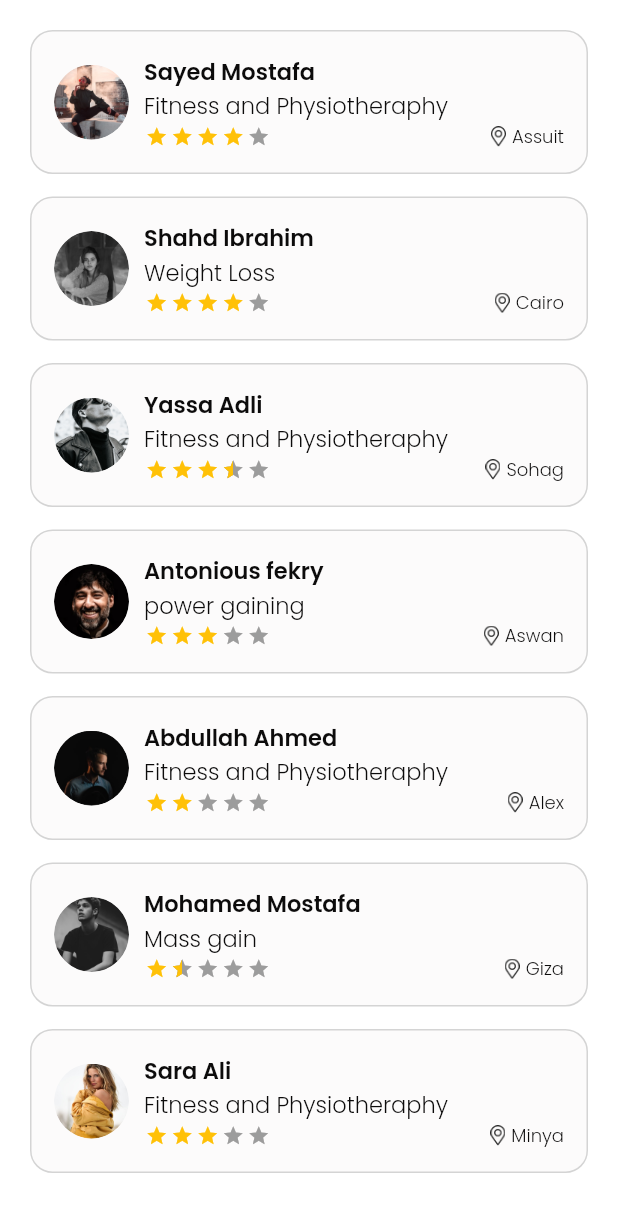
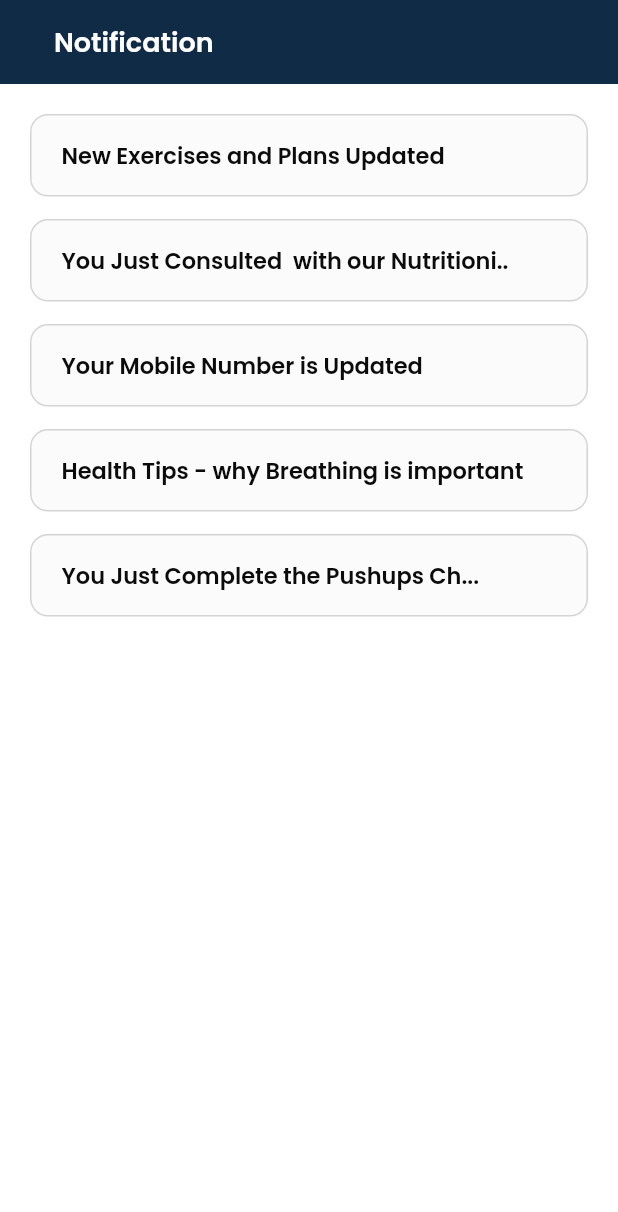
Before and after one commit to sayedmostaf/healtho, a Flutter app: the PhysiquePage screen opened directly, after a tap on "Confirm", on a phone screen of 412 x 824 dp. Shown: the top 1212 px of the screen. Run offline on Flutter 3.47's test engine with Material 3 defaults, Android fonts, the phone set to English and light mode, and no system bars; drawn by our look-alikes of flutter_rating_bar; missing offline and left inert: otp_text_field_v2, otp_timer_button.

Commit message:
create notifications page

```diff
--- /dev/null
+++ b/lib/features/home/notifications/notification_page.dart
@@ -0,0 +1,50 @@
+import 'package:flutter/material.dart';
+import 'package:healtho/core/utils/colors.dart';
+import 'package:healtho/features/home/notifications/widgets/notification_row.dart';
+
+class NotificationPage extends StatefulWidget {
+  const NotificationPage({super.key});
+
+  @override
+  State<NotificationPage> createState() => _NotificationPageState();
+}
+
+class _NotificationPageState extends State<NotificationPage> {
+  List notificationData = [
+    "New Exercises and Plans Updated",
+    "You Just Consulted  with our Nutritioni..",
+    "Your Mobile Number is Updated",
+    "Health Tips - why Breathing is important",
+    "You Just Complete the Pushups Ch...",
+  ];
+  @override
+  Widget build(BuildContext context) {
+    return Scaffold(
+      appBar: AppBar(
+        backgroundColor: AppColors.secondary,
+        centerTitle: false,
+        leading: Container(),
+        leadingWidth: 20,
+        title: const Text(
+          'Notification',
+          style: TextStyle(
+            color: Colors.white,
+            fontSize: 18,
+            fontWeight: FontWeight.w600,
+          ),
+        ),
+      ),
+      body: ListView.separated(
+        padding: const EdgeInsets.all(20),
+        itemBuilder: (context, index) {
+          return NotificationRow(
+              title: notificationData[index], onPressed: () {});
+        },
+        separatorBuilder: (context, index) => const SizedBox(
+          height: 15,
+        ),
+        itemCount: notificationData.length,
+      ),
+    );
+  }
+}
--- /dev/null
+++ b/lib/features/home/notifications/widgets/notification_row.dart
@@ -0,0 +1,32 @@
+import 'package:flutter/material.dart';
+import 'package:healtho/core/utils/colors.dart';
+
+class NotificationRow extends StatelessWidget {
+  const NotificationRow(
+      {super.key, required this.title, required this.onPressed});
+  final String title;
+  final VoidCallback onPressed;
+  @override
+  Widget build(BuildContext context) {
+    return InkWell(
+      borderRadius: BorderRadius.circular(12),
+      onTap: onPressed,
+      child: Container(
+        padding: const EdgeInsets.symmetric(horizontal: 20, vertical: 15),
+        decoration: BoxDecoration(
+          color: AppColors.textBackground,
+          borderRadius: BorderRadius.circular(12),
+          border: Border.all(color: AppColors.board, width: 1),
+        ),
+        child: Text(
+          title,
+          style: TextStyle(
+            color: AppColors.primaryText,
+            fontSize: 15,
+            fontWeight: FontWeight.w600,
+          ),
+        ),
+      ),
+    );
+  }
+}
--- a/lib/features/login/physique/physique_page.dart
+++ b/lib/features/login/physique/physique_page.dart
@@ -1,6 +1,7 @@
 import 'package:flutter/material.dart';
 import 'package:healtho/core/utils/functions/navigation.dart';
 import 'package:healtho/core/widgets/round_button.dart';
+import 'package:healtho/features/home/notifications/notification_page.dart';
 import 'package:healtho/features/home/top_tab_view/exercises/exercise_tab_page.dart';
 import 'package:healtho/features/home/top_tab_view/trainer/trainer_tab_page.dart';
 import 'package:healtho/features/login/physique/widgets/age_selector.dart';
@@ -55,7 +56,7 @@ class _PhysiquePageState extends State<PhysiquePage> {
               child: RoundButton(
                 title: 'Confirm',
                 onPressed: () {
-                  context.push(const TrainerTabPage());
+                  context.push(const NotificationPage());
                 },
                 isPadding: false,
               ),
```
